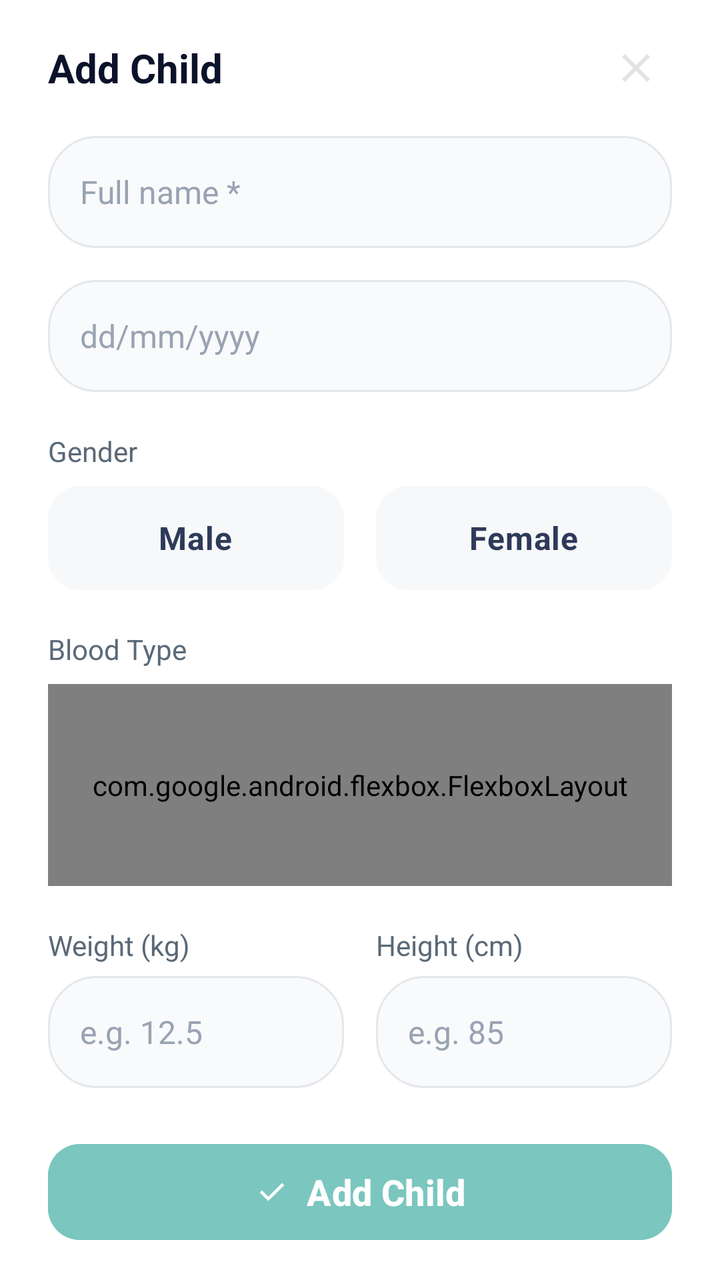
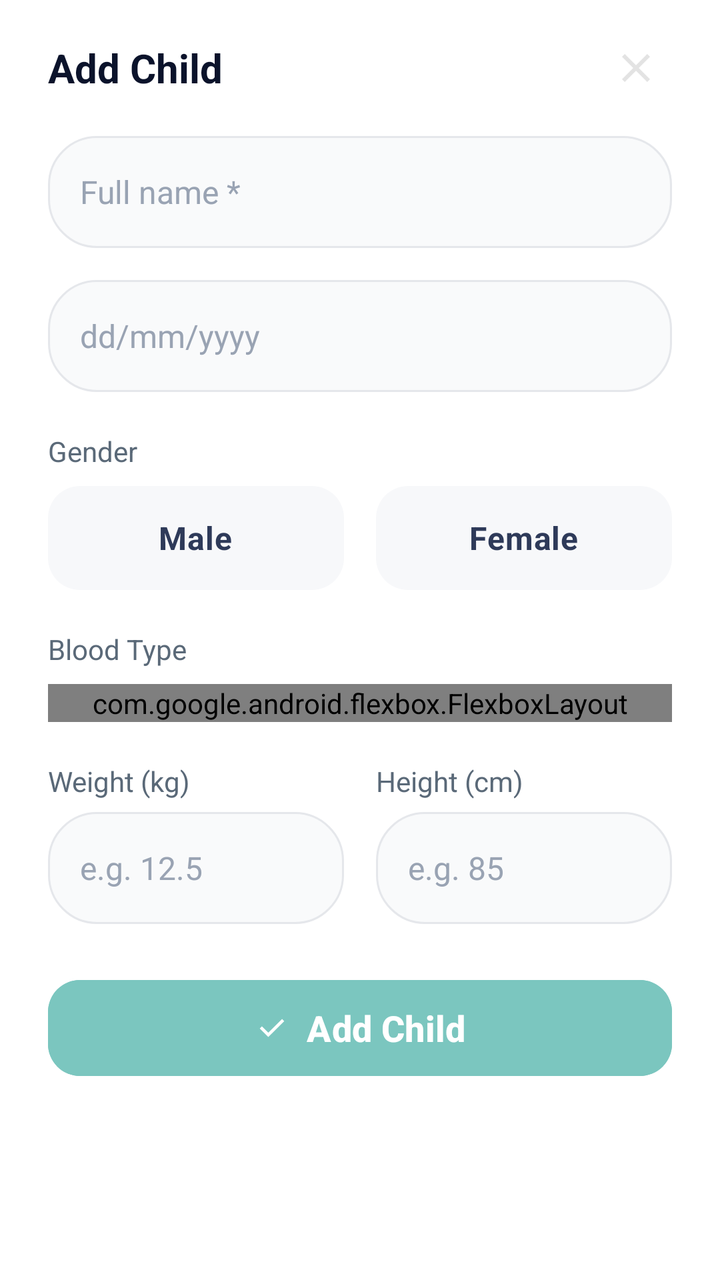

Screens rendered from an Android XML layout before and after an edit, with the pre-edit source and the edit as a unified diff.
<!-- AndroidManifest.xml: application theme Theme.Carelyo -->
<!-- res/layout/dialog_add_child.xml -->
<?xml version="1.0" encoding="utf-8"?>
<LinearLayout xmlns:android="http://schemas.android.com/apk/res/android"
    xmlns:app="http://schemas.android.com/apk/res-auto"
    android:layout_width="match_parent"
    android:layout_height="wrap_content"
    android:background="@android:color/white"
    android:orientation="vertical">

    <RelativeLayout
        android:layout_width="match_parent"
        android:layout_height="wrap_content"
        android:paddingHorizontal="24dp"
        android:paddingVertical="16dp">

        <TextView
            android:layout_width="wrap_content"
            android:layout_height="wrap_content"
            android:layout_alignParentStart="true"
            android:layout_centerInParent="true"
            android:text="Add Child"
            android:textColor="#0B132B"
            android:textSize="20sp"
            android:textStyle="bold" />

        <ImageButton
            android:id="@+id/btnClose"
            android:layout_width="36dp"
            android:layout_height="36dp"
            android:layout_alignParentEnd="true"
            android:layout_centerInParent="true"
            android:background="?attr/selectableItemBackgroundBorderless"
            android:contentDescription="Close dialog"
            android:src="@drawable/ic_close" /> </RelativeLayout>

    <ScrollView
        android:layout_width="match_parent"
        android:layout_height="wrap_content"
        android:overScrollMode="never"
        android:scrollbars="none">

        <LinearLayout
            android:layout_width="match_parent"
            android:layout_height="wrap_content"
            android:orientation="vertical"
            android:paddingHorizontal="24dp"
            android:paddingBottom="24dp">

            <LinearLayout
                android:layout_width="match_parent"
                android:layout_height="wrap_content"
                android:layout_marginBottom="16dp"
                android:background="@drawable/bg_input_field"
                android:paddingHorizontal="16dp"
                android:paddingVertical="4dp">

                <EditText
                    android:id="@+id/etChildName"
                    android:layout_width="match_parent"
                    android:layout_height="48dp"
                    android:background="@android:color/transparent"
                    android:hint="Full name *"
                    android:inputType="textPersonName"
                    android:textColor="#0B132B"
                    android:textColorHint="#99A3B3"
                    android:textSize="16sp" />
            </LinearLayout>

            <LinearLayout
                android:layout_width="match_parent"
                android:layout_height="wrap_content"
                android:layout_marginBottom="20dp"
                android:background="@drawable/bg_input_field"
                android:paddingHorizontal="16dp"
                android:paddingVertical="4dp">

                <EditText
                    android:id="@+id/etDob"
                    android:layout_width="match_parent"
                    android:layout_height="48dp"
                    android:background="@android:color/transparent"
                    android:cursorVisible="false"
                    android:focusable="false"
                    android:hint="dd/mm/yyyy"
                    android:inputType="date"
                    android:textColor="#0B132B"
                    android:textColorHint="#99A3B3"
                    android:textSize="16sp" />
            </LinearLayout>

            <TextView
                android:layout_width="wrap_content"
                android:layout_height="wrap_content"
                android:layout_marginBottom="8dp"
                android:text="Gender"
                android:textColor="#5A6978"
                android:textSize="14sp" />

            <RadioGroup
                android:id="@+id/rgGender"
                android:layout_width="match_parent"
                android:layout_height="wrap_content"
                android:layout_marginBottom="20dp"
                android:orientation="horizontal">

                <RadioButton
                    android:id="@+id/rbMale"
                    android:layout_width="0dp"
                    android:layout_height="52dp"
                    android:layout_marginEnd="8dp"
                    android:layout_weight="1"
                    android:background="@drawable/bg_selector_pill"
                    android:button="@android:color/transparent"
                    android:gravity="center"
                    android:text="Male"
                    android:textColor="#2E3A59"
                    android:textSize="16sp"
                    android:textStyle="bold" />

                <RadioButton
                    android:id="@+id/rbFemale"
                    android:layout_width="0dp"
                    android:layout_height="52dp"
                    android:layout_marginStart="8dp"
                    android:layout_weight="1"
                    android:background="@drawable/bg_selector_pill"
                    android:button="@android:color/transparent"
                    android:gravity="center"
                    android:text="Female"
                    android:textColor="#2E3A59"
                    android:textSize="16sp"
                    android:textStyle="bold" />
            </RadioGroup>

            <TextView
                android:layout_width="wrap_content"
                android:layout_height="wrap_content"
                android:layout_marginBottom="8dp"
                android:text="Blood Type"
                android:textColor="#5A6978"
                android:textSize="14sp" />

            <com.google.android.flexbox.FlexboxLayout
                android:layout_width="match_parent"
                android:layout_height="101dp"
                android:layout_marginBottom="20dp"
                app:flexWrap="wrap"
                app:justifyContent="flex_start">

                <TextView
                    android:layout_width="54dp"
                    android:layout_height="40dp"
                    android:layout_margin="4dp"
                    android:background="@drawable/bg_blood_pill"
                    android:gravity="center"
                    android:text="A+"
                    android:textColor="#2E3A59"
                    android:textStyle="bold" />

                <TextView
                    android:layout_width="54dp"
                    android:layout_height="40dp"
                    android:layout_margin="4dp"
                    android:background="@drawable/bg_blood_pill"
                    android:gravity="center"
                    android:text="A-"
                    android:textColor="#2E3A59"
                    android:textStyle="bold" />

                <TextView
                    android:layout_width="54dp"
                    android:layout_height="40dp"
                    android:layout_margin="4dp"
                    android:background="@drawable/bg_blood_pill"
                    android:gravity="center"
                    android:text="B+"
                    android:textColor="#2E3A59"
                    android:textStyle="bold" />

                <TextView
                    android:layout_width="54dp"
                    android:layout_height="40dp"
                    android:layout_margin="4dp"
                    android:background="@drawable/bg_blood_pill"
                    android:gravity="center"
                    android:text="B-"
                    android:textColor="#2E3A59"
                    android:textStyle="bold" />

                <TextView
                    android:layout_width="54dp"
                    android:layout_height="40dp"
                    android:layout_margin="4dp"
                    android:background="@drawable/bg_blood_pill"
                    android:gravity="center"
                    android:text="O+"
                    android:textColor="#2E3A59"
                    android:textStyle="bold" />

                <TextView
                    android:layout_width="54dp"
                    android:layout_height="40dp"
                    android:layout_margin="4dp"
                    android:background="@drawable/bg_blood_pill"
                    android:gravity="center"
                    android:text="O-"
                    android:textColor="#2E3A59"
                    android:textStyle="bold" />

                <TextView
                    android:layout_width="64dp"
                    android:layout_height="40dp"
                    android:layout_margin="4dp"
                    android:background="@drawable/bg_blood_pill"
                    android:gravity="center"
                    android:text="AB+"
                    android:textColor="#2E3A59"
                    android:textStyle="bold" />

                <TextView
                    android:layout_width="64dp"
                    android:layout_height="40dp"
                    android:layout_margin="4dp"
                    android:background="@drawable/bg_blood_pill"
                    android:gravity="center"
                    android:text="AB-"
                    android:textColor="#2E3A59"
                    android:textStyle="bold" />

                <AutoCompleteTextView
                    android:id="@+id/etBloodType"
                    android:layout_width="0dp"
                    android:layout_height="0dp"
                    android:visibility="gone" />

                <AutoCompleteTextView
                    android:id="@+id/etGender"
                    android:layout_width="0dp"
                    android:layout_height="0dp"
                    android:visibility="gone" />
            </com.google.android.flexbox.FlexboxLayout>

            <LinearLayout
                android:layout_width="match_parent"
                android:layout_height="wrap_content"
                android:layout_marginBottom="24dp"
                android:orientation="horizontal">

                <LinearLayout
                    android:layout_width="0dp"
                    android:layout_height="wrap_content"
                    android:layout_weight="1"
                    android:layout_marginEnd="8dp"
                    android:orientation="vertical">

                    <TextView
                        android:layout_width="wrap_content"
                        android:layout_height="wrap_content"
                        android:layout_marginBottom="6dp"
                        android:text="Weight (kg)"
                        android:textColor="#5A6978"
                        android:textSize="14sp" />

                    <LinearLayout
                        android:layout_width="match_parent"
                        android:layout_height="wrap_content"
                        android:background="@drawable/bg_input_field"
                        android:paddingHorizontal="16dp"
                        android:paddingVertical="4dp">

                        <EditText
                            android:id="@+id/etWeight"
                            android:layout_width="match_parent"
                            android:layout_height="48dp"
                            android:background="@android:color/transparent"
                            android:hint="e.g. 12.5"
                            android:inputType="numberDecimal"
                            android:textColor="#0B132B"
                            android:textColorHint="#99A3B3"
                            android:textSize="16sp" />
                    </LinearLayout>
                </LinearLayout>

                <LinearLayout
                    android:layout_width="0dp"
                    android:layout_height="wrap_content"
                    android:layout_weight="1"
                    android:layout_marginStart="8dp"
                    android:orientation="vertical">

                    <TextView
                        android:layout_width="wrap_content"
                        android:layout_height="wrap_content"
                        android:layout_marginBottom="6dp"
                        android:text="Height (cm)"
                        android:textColor="#5A6978"
                        android:textSize="14sp" />

                    <LinearLayout
                        android:layout_width="match_parent"
                        android:layout_height="wrap_content"
                        android:background="@drawable/bg_input_field"
                        android:paddingHorizontal="16dp"
                        android:paddingVertical="4dp">

                        <EditText
                            android:id="@+id/etHeight"
                            android:layout_width="match_parent"
                            android:layout_height="48dp"
                            android:background="@android:color/transparent"
                            android:hint="e.g. 85"
                            android:inputType="numberDecimal"
                            android:textColor="#0B132B"
                            android:textColorHint="#99A3B3"
                            android:textSize="16sp" />
                    </LinearLayout>
                </LinearLayout>
            </LinearLayout>

            <com.google.android.material.button.MaterialButton
                android:id="@+id/btnSaveChild"
                android:layout_width="match_parent"
                android:layout_height="56dp"
                android:backgroundTint="#7BC6BF"
                android:text="Add Child"
                android:textAllCaps="false"
                android:textColor="@android:color/white"
                android:textSize="18sp"
                android:textStyle="bold"
                app:cornerRadius="16dp"
                app:icon="@drawable/ic_check"
                app:iconGravity="textStart"
                app:iconTint="@android:color/white" />

        </LinearLayout>
    </ScrollView>
</LinearLayout>
<!-- resources referenced by this layout -->
<resources>
  <!-- drawable bg_blood_pill (drawable) -->
  <?xml version="1.0" encoding="utf-8"?>
  <selector xmlns:android="http://schemas.android.com/apk/res/android">
      <item android:state_selected="true">
          <shape>
              <solid android:color="#E1F3F1"/>
              <corners android:radius="12dp"/>
              <stroke android:width="1.5dp" android:color="#7BC6BF"/>
          </shape>
      </item>
      <item>
          <shape>
              <solid android:color="#F7F8FA"/>
              <corners android:radius="12dp"/>
          </shape>
      </item>
  </selector>
  <!-- drawable bg_input_field (drawable) -->
  <shape xmlns:android="http://schemas.android.com/apk/res/android">
      <solid android:color="#F9FAFB"/>
      <stroke android:width="1dp" android:color="#E5E7EB"/>
      <corners android:radius="24dp"/>
  </shape>
  <!-- drawable bg_selector_pill (drawable) -->
  <?xml version="1.0" encoding="utf-8"?>
  <selector xmlns:android="http://schemas.android.com/apk/res/android">
      <item android:state_checked="true">
          <shape>
              <solid android:color="#E1F3F1"/> <corners android:radius="16dp"/>
              <stroke android:width="1.5dp" android:color="#7BC6BF"/>
          </shape>
      </item>
      <item>
          <shape>
              <solid android:color="#F7F8FA"/>
              <corners android:radius="16dp"/>
          </shape>
      </item>
  </selector>
  <!-- drawable ic_check (drawable) -->
  <vector xmlns:android="http://schemas.android.com/apk/res/android"
      android:width="24dp"
      android:height="24dp"
      android:viewportWidth="960"
      android:viewportHeight="960">
    <path
        android:pathData="M382,720 L154,492l57,-57 171,171 367,-367 57,57 -424,424Z"
        android:fillColor="#e3e3e3"/>
  </vector>
  <!-- drawable ic_close (drawable) -->
  <vector xmlns:android="http://schemas.android.com/apk/res/android"
      android:width="24dp"
      android:height="24dp"
      android:viewportWidth="960"
      android:viewportHeight="960">
    <path
        android:pathData="m256,760 l-56,-56 224,-224 -224,-224 56,-56 224,224 224,-224 56,56 -224,224 224,224 -56,56 -224,-224 -224,224Z"
        android:fillColor="#e3e3e3"/>
  </vector>
  <style name="Theme.Carelyo" parent="Base.Theme.Carelyo" />
  <style name="Base.Theme.Carelyo" parent="Theme.Material3.DayNight.NoActionBar">
          
          
      </style>
</resources>

<!-- the commit's change to res/layout/dialog_add_child.xml (unified diff, before → after) -->
@@ -30,7 +30,8 @@
             android:layout_centerInParent="true"
             android:background="?attr/selectableItemBackgroundBorderless"
             android:contentDescription="Close dialog"
-            android:src="@drawable/ic_close" /> </RelativeLayout>
+            android:src="@drawable/ic_close" />
+    </RelativeLayout>
 
     <ScrollView
         android:layout_width="match_parent"
@@ -141,12 +142,13 @@
 
             <com.google.android.flexbox.FlexboxLayout
                 android:layout_width="match_parent"
-                android:layout_height="101dp"
+                android:layout_height="wrap_content"
                 android:layout_marginBottom="20dp"
                 app:flexWrap="wrap"
                 app:justifyContent="flex_start">
 
                 <TextView
+                    android:id="@+id/tvBloodAplus"
                     android:layout_width="54dp"
                     android:layout_height="40dp"
                     android:layout_margin="4dp"
@@ -157,6 +159,7 @@
                     android:textStyle="bold" />
 
                 <TextView
+                    android:id="@+id/tvBloodAminus"
                     android:layout_width="54dp"
                     android:layout_height="40dp"
                     android:layout_margin="4dp"
@@ -167,6 +170,7 @@
                     android:textStyle="bold" />
 
                 <TextView
+                    android:id="@+id/tvBloodBplus"
                     android:layout_width="54dp"
                     android:layout_height="40dp"
                     android:layout_margin="4dp"
@@ -177,6 +181,7 @@
                     android:textStyle="bold" />
 
                 <TextView
+                    android:id="@+id/tvBloodBminus"
                     android:layout_width="54dp"
                     android:layout_height="40dp"
                     android:layout_margin="4dp"
@@ -187,6 +192,7 @@
                     android:textStyle="bold" />
 
                 <TextView
+                    android:id="@+id/tvBloodOplus"
                     android:layout_width="54dp"
                     android:layout_height="40dp"
                     android:layout_margin="4dp"
@@ -197,6 +203,7 @@
                     android:textStyle="bold" />
 
                 <TextView
+                    android:id="@+id/tvBloodOminus"
                     android:layout_width="54dp"
                     android:layout_height="40dp"
                     android:layout_margin="4dp"
@@ -207,6 +214,7 @@
                     android:textStyle="bold" />
 
                 <TextView
+                    android:id="@+id/tvBloodABplus"
                     android:layout_width="64dp"
                     android:layout_height="40dp"
                     android:layout_margin="4dp"
@@ -217,12 +225,24 @@
                     android:textStyle="bold" />
 
                 <TextView
+                    android:id="@+id/tvBloodABminus"
                     android:layout_width="64dp"
                     android:layout_height="40dp"
                     android:layout_margin="4dp"
                     android:background="@drawable/bg_blood_pill"
                     android:gravity="center"
                     android:text="AB-"
+                    android:textColor="#2E3A59"
+                    android:textStyle="bold" />
+
+                <TextView
+                    android:id="@+id/tvBloodNA"
+                    android:layout_width="54dp"
+                    android:layout_height="40dp"
+                    android:layout_margin="4dp"
+                    android:background="@drawable/bg_blood_pill"
+                    android:gravity="center"
+                    android:text="N/A"
                     android:textColor="#2E3A59"
                     android:textStyle="bold" />
 
